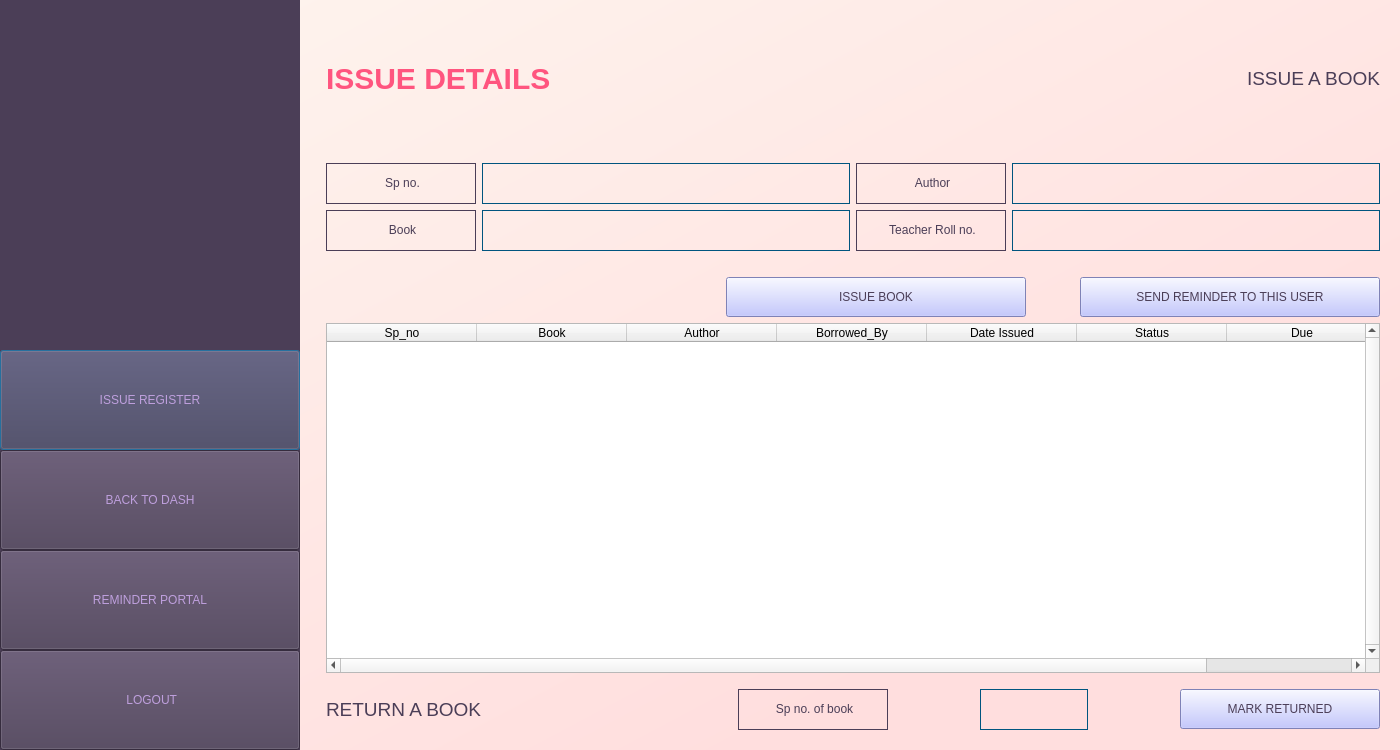
This is issueBooks.ui in Biancaa-R/Library-Management-system-GUI as Qt 5 draws it before an edit. The edited form follows.
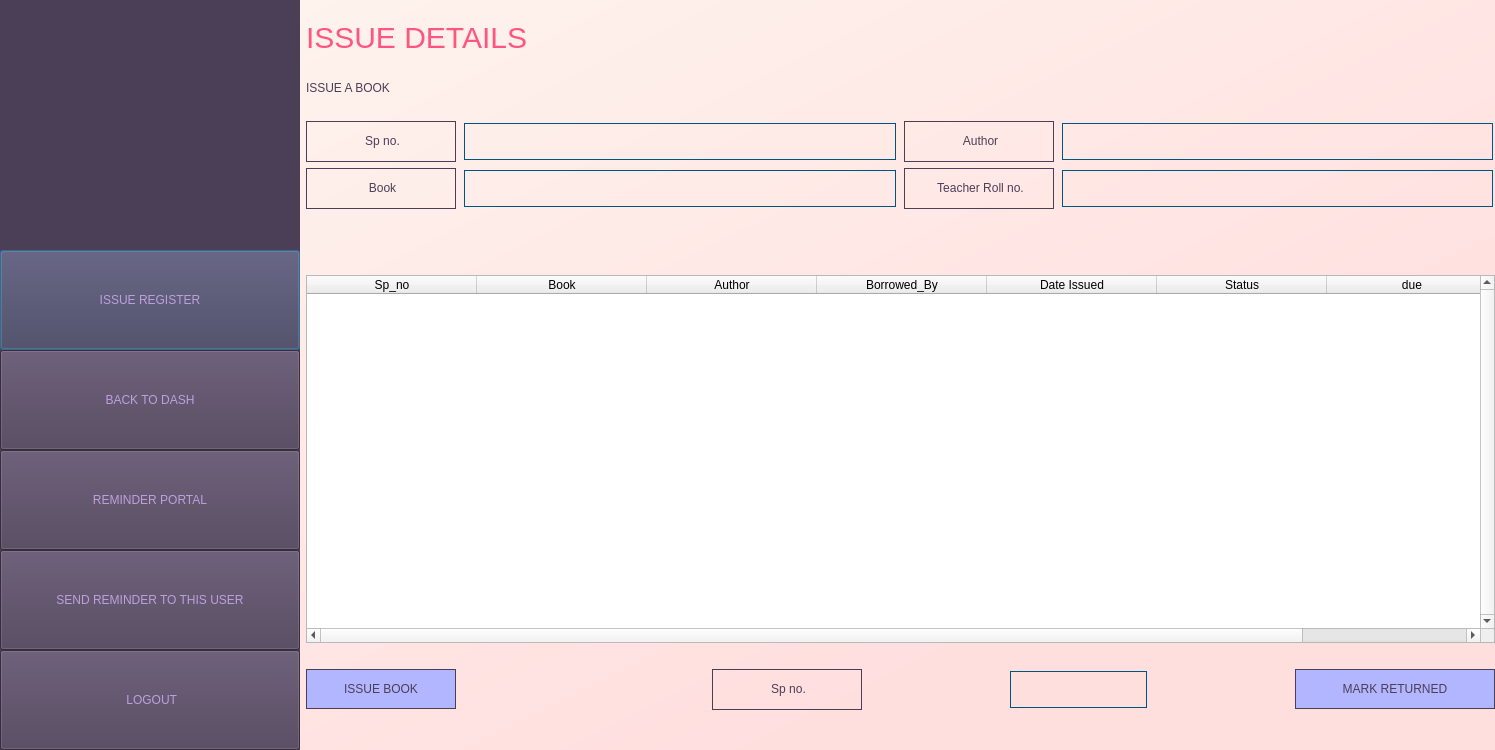
This is the edited form. Icons and pictures are not drawn.

What changed in the file:
```diff
--- a/issueBooks.ui
+++ b/issueBooks.ui
@@ -6,14 +6,14 @@
    <rect>
     <x>0</x>
     <y>0</y>
-    <width>1400</width>
+    <width>1495</width>
     <height>750</height>
    </rect>
   </property>
   <property name="minimumSize">
    <size>
-    <width>1300</width>
-    <height>720</height>
+    <width>1400</width>
+    <height>750</height>
    </size>
   </property>
   <property name="windowTitle">
@@ -104,9 +104,6 @@
            </property>
            <item>
             <layout class="QVBoxLayout" name="verticalLayout_2">
-             <property name="spacing">
-              <number>0</number>
-             </property>
              <item>
               <spacer name="verticalSpacer">
                <property name="orientation">
@@ -115,7 +112,7 @@
                <property name="sizeHint" stdset="0">
                 <size>
                  <width>20</width>
-                 <height>1000</height>
+                 <height>40</height>
                 </size>
                </property>
               </spacer>
@@ -124,7 +121,7 @@
               <widget class="QPushButton" name="tableButton">
                <property name="minimumSize">
                 <size>
-                 <width>300</width>
+                 <width>125</width>
                  <height>100</height>
                 </size>
                </property>
@@ -159,7 +156,7 @@
               <widget class="QPushButton" name="portalButton">
                <property name="minimumSize">
                 <size>
-                 <width>300</width>
+                 <width>125</width>
                  <height>100</height>
                 </size>
                </property>
@@ -174,10 +171,10 @@
               </widget>
              </item>
              <item>
-              <widget class="QPushButton" name="logout">
+              <widget class="QPushButton" name="reminderButton">
                <property name="minimumSize">
                 <size>
-                 <width>300</width>
+                 <width>125</width>
                  <height>100</height>
                 </size>
                </property>
@@ -187,38 +184,43 @@
 background-color:rgb(75, 62, 87);</string>
                </property>
                <property name="text">
-                <string> LOGOUT</string>
-               </property>
-               <property name="icon">
-                <iconset>
-                 <normaloff>logout icon.png</normaloff>logout icon.png</iconset>
-               </property>
-               <property name="iconSize">
-                <size>
-                 <width>30</width>
-                 <height>30</height>
-                </size>
+                <string>SEND REMINDER TO THIS USER</string>
                </property>
               </widget>
              </item>
             </layout>
            </item>
+           <item>
+            <widget class="QPushButton" name="logout">
+             <property name="minimumSize">
+              <size>
+               <width>300</width>
+               <height>100</height>
+              </size>
+             </property>
+             <property name="styleSheet">
+              <string notr="true">font: 18pt &quot;Calibri&quot;;
+color:rgb(190, 159, 221);
+background-color:rgb(75, 62, 87);</string>
+             </property>
+             <property name="text">
+              <string> LOGOUT</string>
+             </property>
+             <property name="icon">
+              <iconset>
+               <normaloff>logout icon.png</normaloff>logout icon.png</iconset>
+             </property>
+             <property name="iconSize">
+              <size>
+               <width>30</width>
+               <height>30</height>
+              </size>
+             </property>
+            </widget>
+           </item>
           </layout>
          </widget>
         </item>
-        <item>
-         <spacer name="verticalSpacer_4">
-          <property name="orientation">
-           <enum>Qt::Vertical</enum>
-          </property>
-          <property name="sizeHint" stdset="0">
-           <size>
-            <width>20</width>
-            <height>40</height>
-           </size>
-          </property>
-         </spacer>
-        </item>
         <item>
          <layout class="QVBoxLayout" name="verticalLayout_3">
           <property name="sizeConstraint">
@@ -238,40 +240,43 @@
            </spacer>
           </item>
           <item>
-           <layout class="QGridLayout" name="gridLayout_6">
-            <property name="topMargin">
-             <number>0</number>
-            </property>
-            <item row="0" column="0">
-             <widget class="QLabel" name="libraryRecords">
-              <property name="styleSheet">
-               <string notr="true">font-size: 30px;
+           <widget class="QLabel" name="libraryRecords">
+            <property name="styleSheet">
+             <string notr="true">font-size: 30px;
 font: 75 26pt &quot;Trebuchet MS&quot;;
-font: bold;
-color: rgb(255, 85, 127);
-</string>
-              </property>
-              <property name="text">
-               <string>ISSUE DETAILS</string>
-              </property>
-              <property name="textFormat">
-               <enum>Qt::AutoText</enum>
-              </property>
-             </widget>
-            </item>
-            <item row="0" column="1">
-             <widget class="QLabel" name="label">
-              <property name="styleSheet">
-               <string notr="true">font: 11pt &quot;Calibri&quot;;
-color: rgb(75, 62, 87);
-</string>
-              </property>
-              <property name="text">
-               <string>&lt;html&gt;&lt;head/&gt;&lt;body&gt;&lt;p align=&quot;right&quot;&gt;&lt;span style=&quot; font-size:14pt;&quot;&gt;ISSUE A BOOK&lt;/span&gt;&lt;/p&gt;&lt;/body&gt;&lt;/html&gt;</string>
-              </property>
-             </widget>
-            </item>
-           </layout>
+color: rgb(255, 85, 127);</string>
+            </property>
+            <property name="text">
+             <string>ISSUE DETAILS</string>
+            </property>
+            <property name="textFormat">
+             <enum>Qt::AutoText</enum>
+            </property>
+           </widget>
+          </item>
+          <item>
+           <spacer name="horizontalSpacer">
+            <property name="orientation">
+             <enum>Qt::Horizontal</enum>
+            </property>
+            <property name="sizeHint" stdset="0">
+             <size>
+              <width>40</width>
+              <height>20</height>
+             </size>
+            </property>
+           </spacer>
+          </item>
+          <item>
+           <widget class="QLabel" name="label">
+            <property name="styleSheet">
+             <string notr="true">color: rgb(75, 62, 87);
+font: 13pt &quot;Calibri&quot;;</string>
+            </property>
+            <property name="text">
+             <string>ISSUE A BOOK</string>
+            </property>
+           </widget>
           </item>
           <item>
            <spacer name="horizontalSpacer_10">
@@ -333,6 +338,31 @@
               </property>
              </widget>
             </item>
+            <item row="0" column="1">
+             <widget class="QLineEdit" name="spnofield">
+              <property name="minimumSize">
+               <size>
+                <width>200</width>
+                <height>41</height>
+               </size>
+              </property>
+              <property name="styleSheet">
+               <string notr="true">background-color: rgba(0, 0, 0, 0);
+margin: 2px;
+border:1px solid rgb(0, 85, 127);
+color: rgb(0, 85, 127);
+font: 75 11pt &quot;Verdana&quot;;
+
+</string>
+              </property>
+              <property name="text">
+               <string/>
+              </property>
+              <property name="placeholderText">
+               <string/>
+              </property>
+             </widget>
+            </item>
             <item row="1" column="1">
              <widget class="QLineEdit" name="bookfield">
               <property name="minimumSize">
@@ -343,33 +373,10 @@
               </property>
               <property name="styleSheet">
                <string notr="true">background-color: rgba(0, 0, 0, 0);
+margin: 2px;
 border:1px solid rgb(0, 85, 127);
 color: rgb(0, 85, 127);
-font: 11pt &quot;Calibri&quot; bold;
-
-</string>
-              </property>
-              <property name="text">
-               <string/>
-              </property>
-              <property name="placeholderText">
-               <string/>
-              </property>
-             </widget>
-            </item>
-            <item row="0" column="1">
-             <widget class="QLineEdit" name="spnofield">
-              <property name="minimumSize">
-               <size>
-                <width>200</width>
-                <height>41</height>
-               </size>
-              </property>
-              <property name="styleSheet">
-               <string notr="true">background-color: rgba(0, 0, 0, 0);
-border:1px solid rgb(0, 85, 127);
-color: rgb(0, 85, 127);
-font: 11pt &quot;Calibri&quot; bold;
+font: 75 11pt &quot;Verdana&quot;;
 
 </string>
               </property>
@@ -402,30 +409,6 @@
               </property>
              </widget>
             </item>
-            <item row="0" column="3">
-             <widget class="QLineEdit" name="authorfield">
-              <property name="minimumSize">
-               <size>
-                <width>200</width>
-                <height>41</height>
-               </size>
-              </property>
-              <property name="styleSheet">
-               <string notr="true">background-color: rgba(0, 0, 0, 0);
-border:1px solid rgb(0, 85, 127);
-color: rgb(0, 85, 127);
-font: 11pt &quot;Calibri&quot; bold;
-
-</string>
-              </property>
-              <property name="text">
-               <string/>
-              </property>
-              <property name="placeholderText">
-               <string/>
-              </property>
-             </widget>
-            </item>
             <item row="1" column="2">
              <widget class="QLabel" name="category_3">
               <property name="minimumSize">
@@ -447,6 +430,31 @@
               </property>
              </widget>
             </item>
+            <item row="0" column="3">
+             <widget class="QLineEdit" name="authorfield">
+              <property name="minimumSize">
+               <size>
+                <width>200</width>
+                <height>41</height>
+               </size>
+              </property>
+              <property name="styleSheet">
+               <string notr="true">background-color: rgba(0, 0, 0, 0);
+margin: 2px;
+border:1px solid rgb(0, 85, 127);
+color: rgb(0, 85, 127);
+font: 75 11pt &quot;Verdana&quot;;
+
+</string>
+              </property>
+              <property name="text">
+               <string/>
+              </property>
+              <property name="placeholderText">
+               <string/>
+              </property>
+             </widget>
+            </item>
             <item row="1" column="3">
              <widget class="QLineEdit" name="rollnofield">
               <property name="minimumSize">
@@ -457,9 +465,10 @@
               </property>
               <property name="styleSheet">
                <string notr="true">background-color: rgba(0, 0, 0, 0);
+margin: 2px;
 border:1px solid rgb(0, 85, 127);
 color: rgb(0, 85, 127);
-font: 11pt &quot;Calibri&quot; bold;
+font: 75 11pt &quot;Verdana&quot;;
 
 </string>
               </property>
@@ -487,106 +496,31 @@
            </spacer>
           </item>
           <item>
-           <layout class="QGridLayout" name="gridLayout_5">
-            <property name="topMargin">
-             <number>0</number>
+           <widget class="QLabel" name="confirm">
+            <property name="styleSheet">
+             <string notr="true">color: rgb(75, 62, 87);
+font: 13pt &quot;Calibri&quot;;</string>
             </property>
-            <item row="0" column="0">
-             <spacer name="horizontalSpacer_6">
-              <property name="orientation">
-               <enum>Qt::Horizontal</enum>
-              </property>
-              <property name="sizeHint" stdset="0">
-               <size>
-                <width>400</width>
-                <height>20</height>
-               </size>
-              </property>
-             </spacer>
-            </item>
-            <item row="0" column="3">
-             <widget class="QPushButton" name="reminderButton">
-              <property name="minimumSize">
-               <size>
-                <width>300</width>
-                <height>40</height>
-               </size>
-              </property>
-              <property name="maximumSize">
-               <size>
-                <width>300</width>
-                <height>40</height>
-               </size>
-              </property>
-              <property name="styleSheet">
-               <string notr="true">font: 11pt &quot;Calibri&quot;;
-color:rgb(75, 62, 87);
-background-color:rgb(178, 182, 255);
-
-
-</string>
-              </property>
-              <property name="text">
-               <string>SEND REMINDER TO THIS USER</string>
-              </property>
-             </widget>
-            </item>
-            <item row="0" column="1">
-             <widget class="QPushButton" name="issuebutton">
-              <property name="minimumSize">
-               <size>
-                <width>300</width>
-                <height>40</height>
-               </size>
-              </property>
-              <property name="maximumSize">
-               <size>
-                <width>150</width>
-                <height>40</height>
-               </size>
-              </property>
-              <property name="styleSheet">
-               <string notr="true">font: 11pt &quot;Calibri&quot;;
-color:rgb(75, 62, 87);
-background-color:rgb(178, 182, 255);
-
-
-</string>
-              </property>
-              <property name="text">
-               <string>ISSUE BOOK</string>
-              </property>
-             </widget>
-            </item>
-            <item row="0" column="2">
-             <spacer name="horizontalSpacer_12">
-              <property name="orientation">
-               <enum>Qt::Horizontal</enum>
-              </property>
-              <property name="sizeHint" stdset="0">
-               <size>
-                <width>5</width>
-                <height>20</height>
-               </size>
-              </property>
-             </spacer>
-            </item>
-           </layout>
+            <property name="text">
+             <string/>
+            </property>
+           </widget>
+          </item>
+          <item>
+           <spacer name="horizontalSpacer_5">
+            <property name="orientation">
+             <enum>Qt::Horizontal</enum>
+            </property>
+            <property name="sizeHint" stdset="0">
+             <size>
+              <width>40</width>
+              <height>20</height>
+             </size>
+            </property>
+           </spacer>
           </item>
           <item>
            <widget class="QTableWidget" name="registertable">
-            <property name="sizePolicy">
-             <sizepolicy hsizetype="Minimum" vsizetype="Minimum">
-              <horstretch>0</horstretch>
-              <verstretch>0</verstretch>
-             </sizepolicy>
-            </property>
-            <property name="minimumSize">
-             <size>
-              <width>720</width>
-              <height>350</height>
-             </size>
-            </property>
             <property name="styleSheet">
              <string notr="true">font: 8pt &quot;Calibri&quot;;
 BACKGROUND-COLOR:RGB(0,0,,0,0);</string>
@@ -619,7 +553,7 @@
              <number>7</number>
             </property>
             <attribute name="horizontalHeaderDefaultSectionSize">
-             <number>150</number>
+             <number>170</number>
             </attribute>
             <attribute name="horizontalHeaderMinimumSectionSize">
              <number>33</number>
@@ -665,32 +599,32 @@
             </column>
             <column>
              <property name="text">
-              <string>Due</string>
+              <string>due</string>
              </property>
             </column>
            </widget>
           </item>
-          <item>
-           <spacer name="horizontalSpacer">
-            <property name="orientation">
-             <enum>Qt::Horizontal</enum>
-            </property>
-            <property name="sizeHint" stdset="0">
-             <size>
-              <width>40</width>
-              <height>10</height>
-             </size>
-            </property>
-           </spacer>
-          </item>
           <item>
            <layout class="QGridLayout" name="gridLayout_2">
             <property name="leftMargin">
              <number>0</number>
             </property>
             <property name="topMargin">
-             <number>0</number>
+             <number>20</number>
             </property>
+            <item row="0" column="3">
+             <spacer name="horizontalSpacer_8">
+              <property name="orientation">
+               <enum>Qt::Horizontal</enum>
+              </property>
+              <property name="sizeHint" stdset="0">
+               <size>
+                <width>20</width>
+                <height>20</height>
+               </size>
+              </property>
+             </spacer>
+            </item>
             <item row="0" column="6">
              <widget class="QPushButton" name="returnbutton">
               <property name="minimumSize">
@@ -701,7 +635,7 @@
               </property>
               <property name="maximumSize">
                <size>
-                <width>200</width>
+                <width>150</width>
                 <height>40</height>
                </size>
               </property>
@@ -709,7 +643,7 @@
                <string notr="true">font: 11pt &quot;Calibri&quot;;
 color:rgb(75, 62, 87);
 background-color:rgb(178, 182, 255);
-
+border : 1px solid rgb(75, 62, 87);
 
 </string>
               </property>
@@ -718,6 +652,27 @@
               </property>
              </widget>
             </item>
+            <item row="0" column="2">
+             <widget class="QLabel" name="category_5">
+              <property name="minimumSize">
+               <size>
+                <width>150</width>
+                <height>40</height>
+               </size>
+              </property>
+              <property name="layoutDirection">
+               <enum>Qt::LeftToRight</enum>
+              </property>
+              <property name="styleSheet">
+               <string notr="true">font: 11pt &quot;Calibri&quot;;
+color: rgb(75, 62, 87);
+border : 1px solid rgb(75, 62, 87);</string>
+              </property>
+              <property name="text">
+               <string>&lt;html&gt;&lt;head/&gt;&lt;body&gt;&lt;p align=&quot;center&quot;&gt;Sp no.&lt;/p&gt;&lt;/body&gt;&lt;/html&gt;</string>
+              </property>
+             </widget>
+            </item>
             <item row="0" column="4">
              <widget class="QLineEdit" name="returnedspnofield">
               <property name="minimumSize">
@@ -728,9 +683,10 @@
               </property>
               <property name="styleSheet">
                <string notr="true">background-color: rgba(0, 0, 0, 0);
+margin: 2px;
 border:1px solid rgb(0, 85, 127);
 color: rgb(0, 85, 127);
-font: 11pt &quot;Calibri&quot; bold;
+font: 75 11pt &quot;Verdana&quot;;
 
 </string>
               </property>
@@ -742,27 +698,6 @@
               </property>
              </widget>
             </item>
-            <item row="0" column="2">
-             <widget class="QLabel" name="category_5">
-              <property name="minimumSize">
-               <size>
-                <width>150</width>
-                <height>40</height>
-               </size>
-              </property>
-              <property name="layoutDirection">
-               <enum>Qt::LeftToRight</enum>
-              </property>
-              <property name="styleSheet">
-               <string notr="true">font: 11pt &quot;Calibri&quot;;
-color: rgb(75, 62, 87);
-border : 1px solid rgb(75, 62, 87);</string>
-              </property>
-              <property name="text">
-               <string>&lt;html&gt;&lt;head/&gt;&lt;body&gt;&lt;p align=&quot;center&quot;&gt;Sp no. of book&lt;/p&gt;&lt;/body&gt;&lt;/html&gt;</string>
-              </property>
-             </widget>
-            </item>
             <item row="0" column="5">
              <spacer name="horizontalSpacer_9">
               <property name="orientation">
@@ -776,18 +711,32 @@
               </property>
              </spacer>
             </item>
-            <item row="0" column="3">
-             <spacer name="horizontalSpacer_8">
-              <property name="orientation">
-               <enum>Qt::Horizontal</enum>
+            <item row="0" column="0">
+             <widget class="QPushButton" name="issuebutton">
+              <property name="minimumSize">
+               <size>
+                <width>150</width>
+                <height>40</height>
+               </size>
               </property>
-              <property name="sizeHint" stdset="0">
+              <property name="maximumSize">
                <size>
-                <width>20</width>
-                <height>20</height>
+                <width>150</width>
+                <height>40</height>
                </size>
               </property>
-             </spacer>
+              <property name="styleSheet">
+               <string notr="true">font: 11pt &quot;Calibri&quot;;
+color:rgb(75, 62, 87);
+background-color:rgb(178, 182, 255);
+border : 1px solid rgb(75, 62, 87);
+
+</string>
+              </property>
+              <property name="text">
+               <string>ISSUE BOOK</string>
+              </property>
+             </widget>
             </item>
             <item row="0" column="1">
              <spacer name="horizontalSpacer_7">
@@ -802,18 +751,6 @@
               </property>
              </spacer>
             </item>
-            <item row="0" column="0">
-             <widget class="QLabel" name="label_2">
-              <property name="styleSheet">
-               <string notr="true">font: 11pt &quot;Calibri&quot;;
-color: rgb(75, 62, 87);
-</string>
-              </property>
-              <property name="text">
-               <string>&lt;html&gt;&lt;head/&gt;&lt;body&gt;&lt;p&gt;&lt;span style=&quot; font-size:14pt;&quot;&gt;RETURN A BOOK&lt;/span&gt;&lt;/p&gt;&lt;/body&gt;&lt;/html&gt;</string>
-              </property>
-             </widget>
-            </item>
            </layout>
           </item>
           <item>
@@ -829,21 +766,21 @@
             </property>
            </spacer>
           </item>
+          <item>
+           <spacer name="horizontalSpacer_6">
+            <property name="orientation">
+             <enum>Qt::Horizontal</enum>
+            </property>
+            <property name="sizeHint" stdset="0">
+             <size>
+              <width>40</width>
+              <height>20</height>
+             </size>
+            </property>
+           </spacer>
+          </item>
          </layout>
         </item>
-        <item>
-         <spacer name="verticalSpacer_3">
-          <property name="orientation">
-           <enum>Qt::Vertical</enum>
-          </property>
-          <property name="sizeHint" stdset="0">
-           <size>
-            <width>20</width>
-            <height>40</height>
-           </size>
-          </property>
-         </spacer>
-        </item>
        </layout>
       </item>
      </layout>
```
